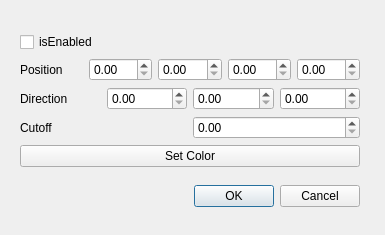
Qt form ui/lightdialog.ui (lishunan246/cg) before a commit.
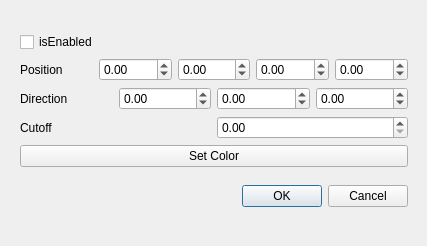
The same form after that commit.

Patch:
```diff
--- a/ui/lightdialog.ui
+++ b/ui/lightdialog.ui
@@ -6,8 +6,8 @@
    <rect>
     <x>0</x>
     <y>0</y>
-    <width>385</width>
-    <height>235</height>
+    <width>427</width>
+    <height>246</height>
    </rect>
   </property>
   <property name="windowTitle">
@@ -18,7 +18,7 @@
     <rect>
      <x>20</x>
      <y>20</y>
-     <width>340</width>
+     <width>388</width>
      <height>199</height>
     </rect>
    </property>
@@ -44,16 +44,32 @@
            </widget>
           </item>
           <item>
-           <widget class="QDoubleSpinBox" name="p0"/>
+           <widget class="QDoubleSpinBox" name="p0">
+            <property name="minimum">
+             <double>-100.000000000000000</double>
+            </property>
+           </widget>
           </item>
           <item>
-           <widget class="QDoubleSpinBox" name="p1"/>
+           <widget class="QDoubleSpinBox" name="p1">
+            <property name="minimum">
+             <double>-100.000000000000000</double>
+            </property>
+           </widget>
           </item>
           <item>
-           <widget class="QDoubleSpinBox" name="p2"/>
+           <widget class="QDoubleSpinBox" name="p2">
+            <property name="minimum">
+             <double>-100.000000000000000</double>
+            </property>
+           </widget>
           </item>
           <item>
-           <widget class="QDoubleSpinBox" name="p3"/>
+           <widget class="QDoubleSpinBox" name="p3">
+            <property name="minimum">
+             <double>-100.000000000000000</double>
+            </property>
+           </widget>
           </item>
          </layout>
         </item>
@@ -67,13 +83,34 @@
            </widget>
           </item>
           <item>
-           <widget class="QDoubleSpinBox" name="d0"/>
+           <widget class="QDoubleSpinBox" name="d0">
+            <property name="minimum">
+             <double>-100.000000000000000</double>
+            </property>
+            <property name="maximum">
+             <double>100.000000000000000</double>
+            </property>
+           </widget>
           </item>
           <item>
-           <widget class="QDoubleSpinBox" name="d1"/>
+           <widget class="QDoubleSpinBox" name="d1">
+            <property name="minimum">
+             <double>-100.000000000000000</double>
+            </property>
+            <property name="maximum">
+             <double>100.000000000000000</double>
+            </property>
+           </widget>
           </item>
           <item>
-           <widget class="QDoubleSpinBox" name="d2"/>
+           <widget class="QDoubleSpinBox" name="d2">
+            <property name="minimum">
+             <double>-100.000000000000000</double>
+            </property>
+            <property name="maximum">
+             <double>100.000000000000000</double>
+            </property>
+           </widget>
           </item>
          </layout>
         </item>
```
